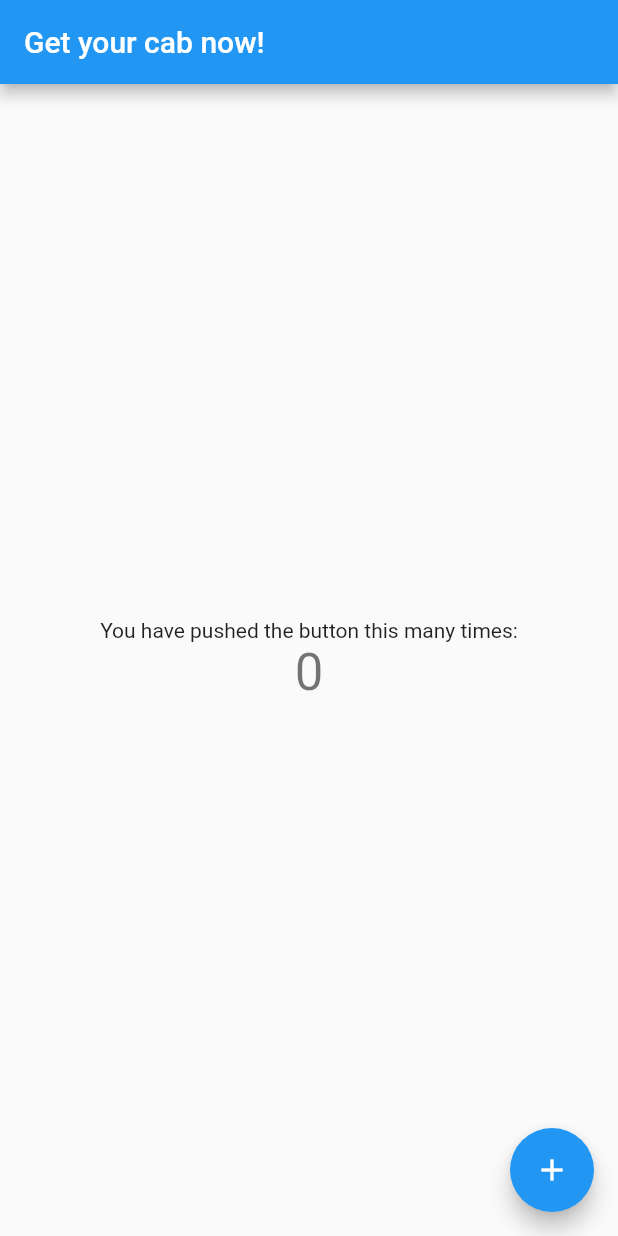
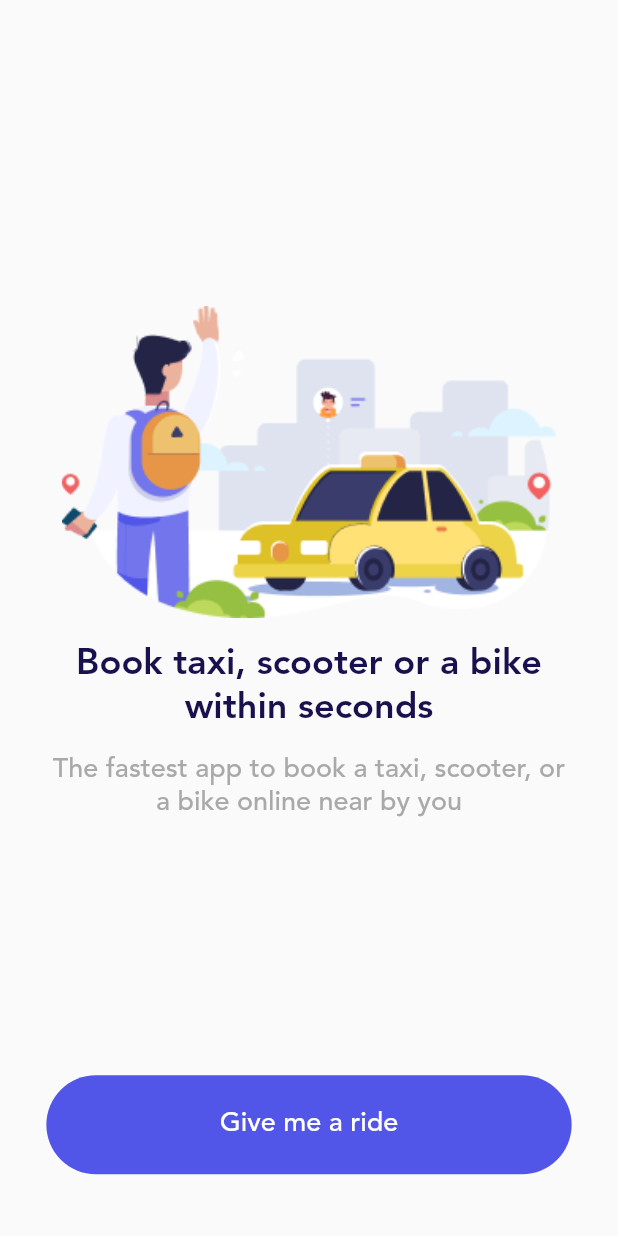
Before and after one commit to arulajeh/QuickCab-Flutter, a Flutter app: the screen it shows after launch, on a phone screen of 412 x 824 dp. Run offline on Flutter 3.47's test engine with Material 2 defaults, Android fonts, the light colour scheme and no system bars.

Commit message:
Intro Screen

```diff
--- /dev/null
+++ b/lib/Components/button_primary.dart
@@ -0,0 +1,39 @@
+import 'package:flutter/material.dart';
+import 'package:quickcab/constant/app_colors.dart';
+
+class ButtonPrimary extends StatefulWidget {
+  const ButtonPrimary({
+    Key? key,
+    required this.onPressed,
+    required this.text,
+  }) : super(key: key);
+
+  final Function() onPressed;
+  final String text;
+
+  @override
+  State<ButtonPrimary> createState() => _ButtonPrimaryState();
+}
+
+class _ButtonPrimaryState extends State<ButtonPrimary> {
+  @override
+  Widget build(BuildContext context) {
+    return TextButton(
+      onPressed: widget.onPressed,
+      child: Text(
+        widget.text,
+        style: TextStyle(
+          fontSize: 18,
+          fontFamily: 'Avenir',
+          fontWeight: FontWeight.w400,
+          color: AppColors().white,
+        ),
+      ),
+      style: TextButton.styleFrom(
+        primary: AppColors().white,
+        backgroundColor: AppColors().primary,
+        shape: const StadiumBorder(),
+      ),
+    );
+  }
+}
--- a/lib/Constant/AppColors.dart
+++ b/lib/Constant/app_colors.dart
@@ -2,13 +2,13 @@ import 'package:flutter/material.dart';
 
 class AppColors {
   final Color primary = const Color.fromARGB(255, 82, 86, 232);
-  final Color lightGray = const Color.fromARGB(255, 222, 222, 232);
-  final Color lightGray2 = const Color.fromARGB(255, 241, 241, 245);
+  final Color lightgray = const Color.fromARGB(255, 222, 222, 232);
+  final Color lightgray2 = const Color.fromARGB(255, 241, 241, 245);
   final Color secondary = const Color.fromARGB(255, 242, 96, 96);
   final Color white = const Color.fromARGB(255, 255, 255, 255);
   final Color black = const Color.fromARGB(255, 0, 0, 0);
   final Color hover = const Color.fromARGB(255, 56, 59, 177);
-  final Color lightPurple = const Color.fromARGB(255, 245, 245, 255);
-  final Color fontPrimary = const Color.fromARGB(255, 25, 16, 78);
-  final Color fontGray = const Color.fromARGB(255, 169, 169, 170);
+  final Color lightpurple = const Color.fromARGB(255, 245, 245, 255);
+  final Color fontprimary = const Color.fromARGB(255, 25, 16, 78);
+  final Color fontgray = const Color.fromARGB(255, 169, 169, 170);
 }
--- /dev/null
+++ b/lib/Screens/IntroScreen/Components/body.dart
@@ -0,0 +1,50 @@
+import 'package:flutter/material.dart';
+
+import 'booking_button.dart';
+import 'booking_car.dart';
+import 'booking_desc.dart';
+import 'booking_title.dart';
+
+class Body extends StatelessWidget {
+  const Body({
+    Key? key,
+  }) : super(key: key);
+
+  @override
+  Widget build(BuildContext context) {
+    return Column(
+      children: [
+        const Expanded(
+          child: Align(
+            alignment: Alignment.bottomCenter,
+            child: BookingCar(),
+          ),
+        ),
+        Expanded(
+            child: Column(
+          crossAxisAlignment: CrossAxisAlignment.center,
+          children: [
+            Expanded(
+              child: Column(
+                children: [
+                  SizedBox(
+                    height: MediaQuery.of(context).size.height * 0.02,
+                  ),
+                  const BookingTitle(),
+                  SizedBox(
+                    height: MediaQuery.of(context).size.height * 0.02,
+                  ),
+                  const BookingDesc(),
+                ],
+              ),
+            ),
+            const BookingButton(),
+            SizedBox(
+              height: MediaQuery.of(context).size.height * 0.05,
+            ),
+          ],
+        ))
+      ],
+    );
+  }
+}
--- /dev/null
+++ b/lib/Screens/IntroScreen/Components/booking_button.dart
@@ -0,0 +1,22 @@
+import 'package:flutter/material.dart';
+import 'package:quickcab/Components/button_primary.dart';
+
+class BookingButton extends StatelessWidget {
+  const BookingButton({
+    Key? key,
+  }) : super(key: key);
+
+  @override
+  Widget build(BuildContext context) {
+    return SizedBox(
+      width: MediaQuery.of(context).size.width * 0.85,
+      height: MediaQuery.of(context).size.height * 0.08,
+      child: ButtonPrimary(
+        onPressed: () {
+          Navigator.pushReplacementNamed(context, '/signup');
+        },
+        text: 'Give me a ride',
+      ),
+    );
+  }
+}
--- /dev/null
+++ b/lib/Screens/IntroScreen/Components/booking_car.dart
@@ -0,0 +1,16 @@
+import 'package:flutter/material.dart';
+
+class BookingCar extends StatelessWidget {
+  const BookingCar({
+    Key? key,
+  }) : super(key: key);
+
+  @override
+  Widget build(BuildContext context) {
+    return Image.asset(
+      'assets/images/booking_car.png',
+      fit: BoxFit.contain,
+      width: MediaQuery.of(context).size.width * 0.8,
+    );
+  }
+}
--- /dev/null
+++ b/lib/Screens/IntroScreen/Components/booking_desc.dart
@@ -0,0 +1,25 @@
+import 'package:flutter/material.dart';
+import 'package:quickcab/Constant/app_colors.dart';
+
+class BookingDesc extends StatelessWidget {
+  const BookingDesc({
+    Key? key,
+  }) : super(key: key);
+
+  @override
+  Widget build(BuildContext context) {
+    return SizedBox(
+      width: MediaQuery.of(context).size.width * 0.85,
+      child: Text(
+        'The fastest app to book a taxi, scooter, or a bike online near by you',
+        textAlign: TextAlign.center,
+        style: TextStyle(
+          color: AppColors().fontgray,
+          fontSize: 18,
+          fontFamily: 'Avenir',
+          fontWeight: FontWeight.w400,
+        ),
+      ),
+    );
+  }
+}
--- /dev/null
+++ b/lib/Screens/IntroScreen/Components/booking_title.dart
@@ -0,0 +1,25 @@
+import 'package:flutter/material.dart';
+import 'package:quickcab/Constant/app_colors.dart';
+
+class BookingTitle extends StatelessWidget {
+  const BookingTitle({
+    Key? key,
+  }) : super(key: key);
+
+  @override
+  Widget build(BuildContext context) {
+    return SizedBox(
+      width: MediaQuery.of(context).size.width * 0.8,
+      child: Text(
+        'Book taxi, scooter or a bike within seconds',
+        textAlign: TextAlign.center,
+        style: TextStyle(
+          color: AppColors().fontprimary,
+          fontSize: 24,
+          fontFamily: 'Avenir',
+          fontWeight: FontWeight.w700,
+        ),
+      ),
+    );
+  }
+}
--- a/lib/Screens/IntroScreen/intro.dart
+++ /dev/null
@@ -1,21 +0,0 @@
-import 'package:flutter/material.dart';
-
-class IntroScreen extends StatelessWidget {
-  const IntroScreen({Key? key}) : super(key: key);
-
-  @override
-  Widget build(BuildContext context) {
-    return Scaffold(
-      body: Center(
-        child: Column(
-          mainAxisAlignment: MainAxisAlignment.center,
-          children: const <Widget>[
-            Text(
-              'Get your cab now!',
-            ),
-          ],
-        ),
-      ),
-    );
-  }
-}
--- /dev/null
+++ b/lib/Screens/IntroScreen/intro_screen.dart
@@ -0,0 +1,14 @@
+import 'package:flutter/material.dart';
+
+import 'Components/body.dart';
+
+class IntroScreen extends StatelessWidget {
+  const IntroScreen({Key? key}) : super(key: key);
+
+  @override
+  Widget build(BuildContext context) {
+    return const Scaffold(
+      body: Body(),
+    );
+  }
+}
--- a/lib/main.dart
+++ b/lib/main.dart
@@ -1,4 +1,5 @@
 import 'package:flutter/material.dart';
+import 'package:quickcab/Screens/IntroScreen/intro_screen.dart';
 
 void main() {
   runApp(const MyApp());
@@ -9,94 +10,14 @@ class MyApp extends StatelessWidget {
 
   @override
   Widget build(BuildContext context) {
-    return const MaterialApp(
+    return MaterialApp(
       title: 'QuickCab',
-      home: MyHomePage(title: 'Get your cab now!'),
+      debugShowCheckedModeBanner: false,
+      initialRoute: '/intro',
+      routes: {
+        '/intro': (context) => const IntroScreen(),
+        '/signup': (context) => const IntroScreen(),
+      },
     );
   }
 }
-
-class MyHomePage extends StatefulWidget {
-  const MyHomePage({Key? key, required this.title}) : super(key: key);
-
-  // This widget is the home page of your application. It is stateful, meaning
-  // that it has a State object (defined below) that contains fields that affect
-  // how it looks.
-
-  // This class is the configuration for the state. It holds the values (in this
-  // case the title) provided by the parent (in this case the App widget) and
-  // used by the build method of the State. Fields in a Widget subclass are
-  // always marked "final".
-
-  final String title;
-
-  @override
-  State<MyHomePage> createState() => _MyHomePageState();
-}
-
-class _MyHomePageState extends State<MyHomePage> {
-  int _counter = 0;
-
-  void _incrementCounter() {
-    setState(() {
-      // This call to setState tells the Flutter framework that something has
-      // changed in this State, which causes it to rerun the build method below
-      // so that the display can reflect the updated values. If we changed
-      // _counter without calling setState(), then the build method would not be
-      // called again, and so nothing would appear to happen.
-      _counter++;
-    });
-  }
-
-  @override
-  Widget build(BuildContext context) {
-    // This method is rerun every time setState is called, for instance as done
-    // by the _incrementCounter method above.
-    //
-    // The Flutter framework has been optimized to make rerunning build methods
-    // fast, so that you can just rebuild anything that needs updating rather
-    // than having to individually change instances of widgets.
-    return Scaffold(
-      appBar: AppBar(
-        // Here we take the value from the MyHomePage object that was created by
-        // the App.build method, and use it to set our appbar title.
-        title: Text(widget.title),
-      ),
-      body: Center(
-        // Center is a layout widget. It takes a single child and positions it
-        // in the middle of the parent.
-        child: Column(
-          // Column is also a layout widget. It takes a list of children and
-          // arranges them vertically. By default, it sizes itself to fit its
-          // children horizontally, and tries to be as tall as its parent.
-          //
-          // Invoke "debug painting" (press "p" in the console, choose the
-          // "Toggle Debug Paint" action from the Flutter Inspector in Android
-          // Studio, or the "Toggle Debug Paint" command in Visual Studio Code)
-          // to see the wireframe for each widget.
-          //
-          // Column has various properties to control how it sizes itself and
-          // how it positions its children. Here we use mainAxisAlignment to
-          // center the children vertically; the main axis here is the vertical
-          // axis because Columns are vertical (the cross axis would be
-          // horizontal).
-          mainAxisAlignment: MainAxisAlignment.center,
-          children: <Widget>[
-            const Text(
-              'You have pushed the button this many times:',
-            ),
-            Text(
-              '$_counter',
-              style: Theme.of(context).textTheme.headline4,
-            ),
-          ],
-        ),
-      ),
-      floatingActionButton: FloatingActionButton(
-        onPressed: _incrementCounter,
-        tooltip: 'Increment',
-        child: const Icon(Icons.add),
-      ), // This trailing comma makes auto-formatting nicer for build methods.
-    );
-  }
-}
```
Also changed, not shown: assets/images/booking_car.png (added).
